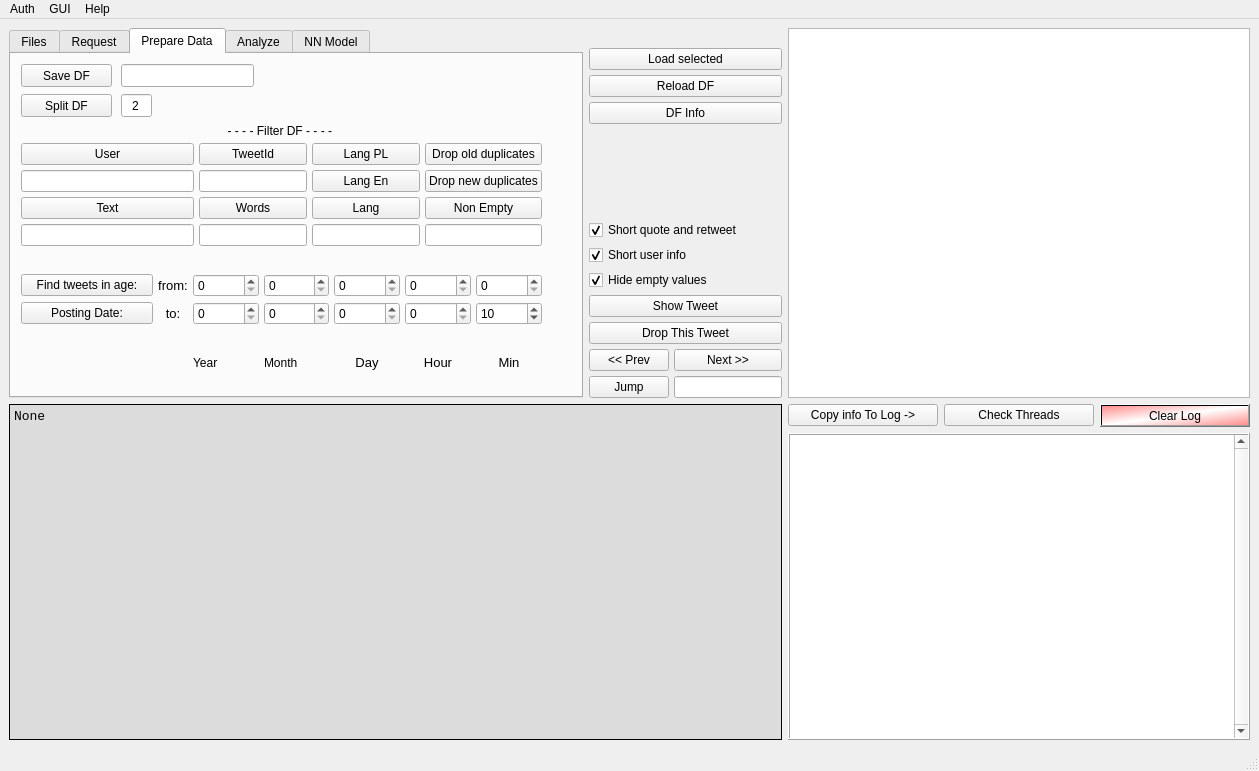
This is twitter_analyzer/gui/GUI_QT.ui in GrzegorzKrug/TwitterAnalyzer as Qt 5 draws it before an edit. The edited form follows.
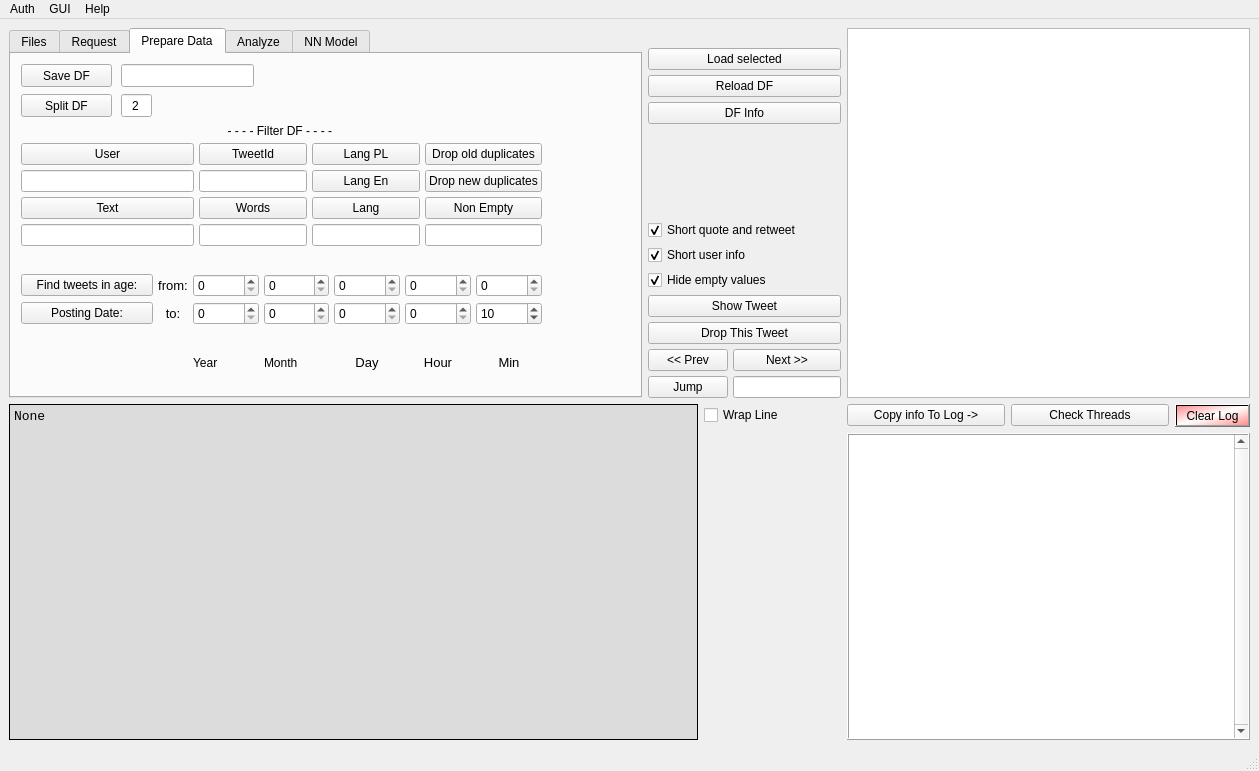
This is the edited form.

Commit message: remove duplicates, remove current, added wrap button

Patch:
```diff
--- a/twitter_analyzer/gui/GUI_QT.ui
+++ b/twitter_analyzer/gui/GUI_QT.ui
@@ -19,14 +19,14 @@
      <enum>QLayout::SetMinimumSize</enum>
     </property>
     <item row="0" column="0">
-     <layout class="QGridLayout" name="MainGrid" rowstretch="1,0,2" columnstretch="4,0,1,1,1" rowminimumheight="370,20,300" columnminimumwidth="400,100,150,150,150">
+     <layout class="QGridLayout" name="MainGrid" rowstretch="1,0,2" columnstretch="4,0,0,1,1,0" rowminimumheight="370,20,300" columnminimumwidth="600,50,50,150,150,0">
       <property name="sizeConstraint">
        <enum>QLayout::SetNoConstraint</enum>
       </property>
       <property name="leftMargin">
        <number>0</number>
       </property>
-      <item row="1" column="3">
+      <item row="1" column="4">
        <widget class="QPushButton" name="pushButton_check_threads">
         <property name="toolTip">
          <string>Check currently runing threads and print status.</string>
@@ -69,7 +69,7 @@
         </property>
        </widget>
       </item>
-      <item row="1" column="4">
+      <item row="1" column="5">
        <widget class="QPushButton" name="pushButton_clear_log">
         <property name="styleSheet">
          <string notr="true">background-color: qlineargradient(spread:reflect, x1:0.5, y1:0.5, x2:0, y2:0.028, stop:0 rgba(255, 255, 255, 255), stop:1 rgba(255, 144, 144, 255));</string>
@@ -79,7 +79,7 @@
         </property>
        </widget>
       </item>
-      <item row="2" column="2" colspan="3">
+      <item row="2" column="3" colspan="3">
        <widget class="QTextEdit" name="textEdit_log">
         <property name="font">
          <font>
@@ -111,7 +111,7 @@
         </property>
        </widget>
       </item>
-      <item row="1" column="2">
+      <item row="1" column="3">
        <widget class="QPushButton" name="pushButton_Info_screenLog">
         <property name="styleSheet">
          <string notr="true"/>
@@ -121,7 +121,7 @@
         </property>
        </widget>
       </item>
-      <item row="0" column="2" colspan="3">
+      <item row="0" column="3" colspan="3">
        <widget class="QTreeView" name="treeView">
         <property name="font">
          <font>
@@ -134,171 +134,6 @@
         </property>
        </widget>
       </item>
-      <item row="0" column="1">
-       <layout class="QGridLayout" name="DisplayTweetsGrid" columnstretch="1,0">
-        <property name="sizeConstraint">
-         <enum>QLayout::SetMinimumSize</enum>
-        </property>
-        <property name="spacing">
-         <number>5</number>
-        </property>
-        <item row="2" column="0" colspan="2">
-         <widget class="QPushButton" name="pushButton_reload_DF">
-          <property name="toolTip">
-           <string>Reload DF from the same files again.</string>
-          </property>
-          <property name="text">
-           <string>Reload DF</string>
-          </property>
-         </widget>
-        </item>
-        <item row="13" column="0">
-         <widget class="QPushButton" name="pushButton_PreviousTweet">
-          <property name="toolTip">
-           <string>Show previous Tweet from DF</string>
-          </property>
-          <property name="text">
-           <string>&lt;&lt; Prev</string>
-          </property>
-         </widget>
-        </item>
-        <item row="3" column="0" colspan="2">
-         <widget class="QPushButton" name="pushButton_showTweets">
-          <property name="toolTip">
-           <string>Shows currently loaded DF</string>
-          </property>
-          <property name="styleSheet">
-           <string notr="true"/>
-          </property>
-          <property name="text">
-           <string>DF Info</string>
-          </property>
-         </widget>
-        </item>
-        <item row="10" column="0" colspan="2">
-         <widget class="QCheckBox" name="checkBox_HideEmptyValues">
-          <property name="text">
-           <string>Hide empty values</string>
-          </property>
-          <property name="checked">
-           <bool>true</bool>
-          </property>
-         </widget>
-        </item>
-        <item row="4" column="0">
-         <spacer name="verticalSpacer">
-          <property name="orientation">
-           <enum>Qt::Vertical</enum>
-          </property>
-          <property name="sizeType">
-           <enum>QSizePolicy::Expanding</enum>
-          </property>
-          <property name="sizeHint" stdset="0">
-           <size>
-            <width>20</width>
-            <height>40</height>
-           </size>
-          </property>
-         </spacer>
-        </item>
-        <item row="0" column="0">
-         <spacer name="verticalSpacer_2">
-          <property name="orientation">
-           <enum>Qt::Vertical</enum>
-          </property>
-          <property name="sizeType">
-           <enum>QSizePolicy::Minimum</enum>
-          </property>
-          <property name="sizeHint" stdset="0">
-           <size>
-            <width>20</width>
-            <height>20</height>
-           </size>
-          </property>
-         </spacer>
-        </item>
-        <item row="13" column="1">
-         <widget class="QPushButton" name="pushButton_NextTweet">
-          <property name="toolTip">
-           <string>Show next Tweet from DF</string>
-          </property>
-          <property name="text">
-           <string>Next &gt;&gt;</string>
-          </property>
-         </widget>
-        </item>
-        <item row="11" column="0" colspan="2">
-         <widget class="QPushButton" name="pushButton_ShowTweet">
-          <property name="toolTip">
-           <string>Show first Tweet from DF</string>
-          </property>
-          <property name="text">
-           <string>Show Tweet</string>
-          </property>
-         </widget>
-        </item>
-        <item row="14" column="0">
-         <widget class="QPushButton" name="pushButton_JumpToTweet">
-          <property name="toolTip">
-           <string>Jumps to Tweet in DF, define index in box.</string>
-          </property>
-          <property name="text">
-           <string>Jump</string>
-          </property>
-         </widget>
-        </item>
-        <item row="9" column="0" colspan="2">
-         <widget class="QCheckBox" name="checkBox_DisplayShortUserinfo">
-          <property name="layoutDirection">
-           <enum>Qt::LeftToRight</enum>
-          </property>
-          <property name="autoFillBackground">
-           <bool>false</bool>
-          </property>
-          <property name="text">
-           <string>Short user info</string>
-          </property>
-          <property name="checked">
-           <bool>true</bool>
-          </property>
-         </widget>
-        </item>
-        <item row="14" column="1">
-         <widget class="QLineEdit" name="lineEdit_JumpToTweet">
-          <property name="toolTip">
-           <string>Input index for Jump button.</string>
-          </property>
-         </widget>
-        </item>
-        <item row="1" column="0" colspan="2">
-         <widget class="QPushButton" name="pushButton_load_selected_csv_2">
-          <property name="toolTip">
-           <string>Loads files from tree.</string>
-          </property>
-          <property name="text">
-           <string>Load selected</string>
-          </property>
-         </widget>
-        </item>
-        <item row="8" column="0" colspan="2">
-         <widget class="QCheckBox" name="checkBox_DisplayShortQuoteStatus">
-          <property name="text">
-           <string>Short quote and retweet</string>
-          </property>
-          <property name="checked">
-           <bool>true</bool>
-          </property>
-         </widget>
-        </item>
-        <item row="12" column="0" colspan="2">
-         <widget class="QPushButton" name="pushButton_drop_current_tweet">
-          <property name="text">
-           <string>Drop This Tweet</string>
-          </property>
-         </widget>
-        </item>
-       </layout>
-      </item>
       <item row="0" column="0">
        <widget class="QTabWidget" name="tabWidget">
         <property name="toolTip">
@@ -1043,6 +878,178 @@
         </widget>
        </widget>
       </item>
+      <item row="1" column="2">
+       <widget class="QCheckBox" name="checkBox_wrap_console">
+        <property name="text">
+         <string>Wrap Line</string>
+        </property>
+       </widget>
+      </item>
+      <item row="0" column="1" colspan="2">
+       <layout class="QGridLayout" name="DisplayTweetsGrid" columnstretch="1,0">
+        <property name="sizeConstraint">
+         <enum>QLayout::SetMinimumSize</enum>
+        </property>
+        <property name="spacing">
+         <number>5</number>
+        </property>
+        <item row="2" column="0" colspan="2">
+         <widget class="QPushButton" name="pushButton_reload_DF">
+          <property name="toolTip">
+           <string>Reload DF from the same files again.</string>
+          </property>
+          <property name="text">
+           <string>Reload DF</string>
+          </property>
+         </widget>
+        </item>
+        <item row="13" column="0">
+         <widget class="QPushButton" name="pushButton_PreviousTweet">
+          <property name="toolTip">
+           <string>Show previous Tweet from DF</string>
+          </property>
+          <property name="text">
+           <string>&lt;&lt; Prev</string>
+          </property>
+         </widget>
+        </item>
+        <item row="3" column="0" colspan="2">
+         <widget class="QPushButton" name="pushButton_showTweets">
+          <property name="toolTip">
+           <string>Shows currently loaded DF</string>
+          </property>
+          <property name="styleSheet">
+           <string notr="true"/>
+          </property>
+          <property name="text">
+           <string>DF Info</string>
+          </property>
+         </widget>
+        </item>
+        <item row="10" column="0" colspan="2">
+         <widget class="QCheckBox" name="checkBox_HideEmptyValues">
+          <property name="text">
+           <string>Hide empty values</string>
+          </property>
+          <property name="checked">
+           <bool>true</bool>
+          </property>
+         </widget>
+        </item>
+        <item row="4" column="0">
+         <spacer name="verticalSpacer">
+          <property name="orientation">
+           <enum>Qt::Vertical</enum>
+          </property>
+          <property name="sizeType">
+           <enum>QSizePolicy::Expanding</enum>
+          </property>
+          <property name="sizeHint" stdset="0">
+           <size>
+            <width>20</width>
+            <height>40</height>
+           </size>
+          </property>
+         </spacer>
+        </item>
+        <item row="0" column="0">
+         <spacer name="verticalSpacer_2">
+          <property name="orientation">
+           <enum>Qt::Vertical</enum>
+          </property>
+          <property name="sizeType">
+           <enum>QSizePolicy::Minimum</enum>
+          </property>
+          <property name="sizeHint" stdset="0">
+           <size>
+            <width>20</width>
+            <height>20</height>
+           </size>
+          </property>
+         </spacer>
+        </item>
+        <item row="13" column="1">
+         <widget class="QPushButton" name="pushButton_NextTweet">
+          <property name="toolTip">
+           <string>Show next Tweet from DF</string>
+          </property>
+          <property name="text">
+           <string>Next &gt;&gt;</string>
+          </property>
+         </widget>
+        </item>
+        <item row="11" column="0" colspan="2">
+         <widget class="QPushButton" name="pushButton_ShowTweet">
+          <property name="toolTip">
+           <string>Show first Tweet from DF</string>
+          </property>
+          <property name="text">
+           <string>Show Tweet</string>
+          </property>
+         </widget>
+        </item>
+        <item row="14" column="0">
+         <widget class="QPushButton" name="pushButton_JumpToTweet">
+          <property name="toolTip">
+           <string>Jumps to Tweet in DF, define index in box.</string>
+          </property>
+          <property name="text">
+           <string>Jump</string>
+          </property>
+         </widget>
+        </item>
+        <item row="9" column="0" colspan="2">
+         <widget class="QCheckBox" name="checkBox_DisplayShortUserinfo">
+          <property name="layoutDirection">
+           <enum>Qt::LeftToRight</enum>
+          </property>
+          <property name="autoFillBackground">
+           <bool>false</bool>
+          </property>
+          <property name="text">
+           <string>Short user info</string>
+          </property>
+          <property name="checked">
+           <bool>true</bool>
+          </property>
+         </widget>
+        </item>
+        <item row="14" column="1">
+         <widget class="QLineEdit" name="lineEdit_JumpToTweet">
+          <property name="toolTip">
+           <string>Input index for Jump button.</string>
+          </property>
+         </widget>
+        </item>
+        <item row="1" column="0" colspan="2">
+         <widget class="QPushButton" name="pushButton_load_selected_csv_2">
+          <property name="toolTip">
+           <string>Loads files from tree.</string>
+          </property>
+          <property name="text">
+           <string>Load selected</string>
+          </property>
+         </widget>
+        </item>
+        <item row="8" column="0" colspan="2">
+         <widget class="QCheckBox" name="checkBox_DisplayShortQuoteStatus">
+          <property name="text">
+           <string>Short quote and retweet</string>
+          </property>
+          <property name="checked">
+           <bool>true</bool>
+          </property>
+         </widget>
+        </item>
+        <item row="12" column="0" colspan="2">
+         <widget class="QPushButton" name="pushButton_drop_current_tweet">
+          <property name="text">
+           <string>Drop This Tweet</string>
+          </property>
+         </widget>
+        </item>
+       </layout>
+      </item>
      </layout>
     </item>
    </layout>
```
The commit also changes 3 other files.
